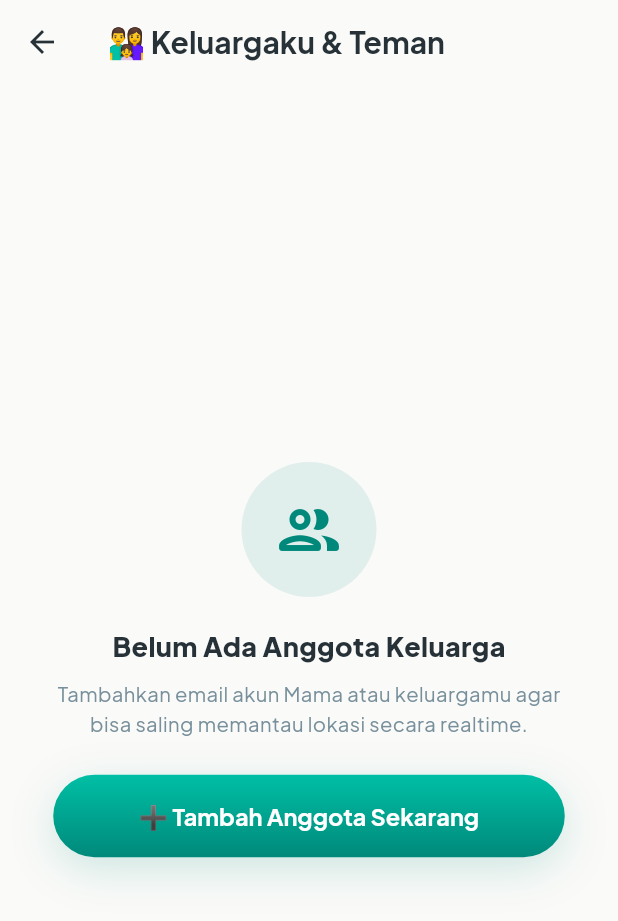
After one commit to awand795/FamLoc, a Flutter app: the MapHomeScreen screen opened by its route, after a tap on the "people alt" icon, on a phone screen of 412 x 824 dp. The commit adds this screen. Shown: the top 921 px of the screen. Run offline on Flutter 3.47's test engine with Material 3 defaults, Android fonts, the phone set to English and light mode, and no system bars; our stand-ins replace battery_plus, flutter_map, geolocator, google_fonts, image_picker, latlong2 and 2 more; missing offline and left inert: workmanager; accounts and stored records are empty.

Commit message:
feat: add publishable key, family management with unfriend feature, and Supabase keep-alive workflow

```diff
--- /dev/null
+++ b/apps/mobile/lib/screens/family_screen.dart
@@ -0,0 +1,243 @@
+import 'package:flutter/material.dart';
+import '../supabase_service.dart';
+import '../theme.dart';
+
+class FamilyScreen extends StatefulWidget {
+  const FamilyScreen({super.key});
+
+  @override
+  State<FamilyScreen> createState() => _FamilyScreenState();
+}
+
+class _FamilyScreenState extends State<FamilyScreen> {
+  List<UserProfile> _friends = [];
+  bool _loading = true;
+
+  @override
+  void initState() {
+    super.initState();
+    _loadFriends();
+  }
+
+  Future<void> _loadFriends() async {
+    setState(() => _loading = true);
+    try {
+      final list = await SupabaseService.getFriends();
+      if (!mounted) return;
+      setState(() {
+        _friends = list;
+        _loading = false;
+      });
+    } catch (e) {
+      if (mounted) setState(() => _loading = false);
+    }
+  }
+
+  void _showAddFriendDialog() {
+    final emailCtrl = TextEditingController();
+    showDialog(
+      context: context,
+      builder: (ctx) => AlertDialog(
+        shape: RoundedRectangleBorder(borderRadius: BorderRadius.circular(FamRadius.card)),
+        title: const Text('➕ Tambah Keluarga / Teman'),
+        content: Column(
+          mainAxisSize: MainAxisSize.min,
+          crossAxisAlignment: CrossAxisAlignment.start,
+          children: [
+            const Text(
+              'Masukkan email yang sudah didaftarkan oleh anggota keluarga atau temanmu:',
+              style: TextStyle(fontSize: 13, color: FamColors.muted),
+            ),
+            const SizedBox(height: 14),
+            TextField(
+              controller: emailCtrl,
+              keyboardType: TextInputType.emailAddress,
+              decoration: InputDecoration(
+                labelText: 'Email anggota keluarga',
+                prefixIcon: const Icon(Icons.alternate_email_rounded),
+                border: OutlineInputBorder(borderRadius: BorderRadius.circular(14)),
+              ),
+            ),
+          ],
+        ),
+        actions: [
+          TextButton(
+            onPressed: () => Navigator.pop(ctx),
+            child: const Text('Batal'),
+          ),
+          FilledButton(
+            style: FilledButton.styleFrom(backgroundColor: FamColors.primary),
+            onPressed: () async {
+              final email = emailCtrl.text.trim();
+              if (email.isEmpty) return;
+              Navigator.pop(ctx);
+              _addFriend(email);
+            },
+            child: const Text('Tambah'),
+          ),
+        ],
+      ),
+    );
+  }
+
+  Future<void> _addFriend(String email) async {
+    try {
+      await SupabaseService.addFriendByEmail(email);
+      _loadFriends();
+      if (!mounted) return;
+      ScaffoldMessenger.of(context).showSnackBar(
+        const SnackBar(behavior: SnackBarBehavior.floating, content: Text('Berhasil ditambahkan ke keluarga! 🎉')),
+      );
+    } catch (e) {
+      if (!mounted) return;
+      ScaffoldMessenger.of(context).showSnackBar(
+        SnackBar(behavior: SnackBarBehavior.floating, content: Text(e.toString().replaceAll('Exception: ', ''))),
+      );
+    }
+  }
+
+  Future<void> _confirmRemoveFriend(UserProfile friend) async {
+    final confirm = await showDialog<bool>(
+      context: context,
+      builder: (ctx) => AlertDialog(
+        shape: RoundedRectangleBorder(borderRadius: BorderRadius.circular(FamRadius.card)),
+        title: Text('Hapus ${friend.name}?'),
+        content: Text(
+          'Kalian tidak akan lagi bisa saling melihat lokasi di peta setelah dihapus.',
+          style: const TextStyle(fontSize: 13.5, color: FamColors.muted),
+        ),
+        actions: [
+          TextButton(
+            onPressed: () => Navigator.pop(ctx, false),
+            child: const Text('Batal'),
+          ),
+          FilledButton(
+            style: FilledButton.styleFrom(backgroundColor: FamColors.danger),
+            onPressed: () => Navigator.pop(ctx, true),
+            child: const Text('Hapus'),
+          ),
+        ],
+      ),
+    );
+
+    if (confirm == true) {
+      try {
+        await SupabaseService.removeFriend(friend.id);
+        _loadFriends();
+        if (!mounted) return;
+        ScaffoldMessenger.of(context).showSnackBar(
+          SnackBar(behavior: SnackBarBehavior.floating, content: Text('${friend.name} berhasil dihapus')),
+        );
+      } catch (e) {
+        if (!mounted) return;
+        ScaffoldMessenger.of(context).showSnackBar(
+          SnackBar(behavior: SnackBarBehavior.floating, content: Text('Gagal menghapus: $e')),
+        );
+      }
+    }
+  }
+
+  @override
+  Widget build(BuildContext context) {
+    return Scaffold(
+      appBar: AppBar(
+        title: const Text('👨‍👩‍👧 Keluargaku & Teman'),
+      ),
+      body: _loading
+          ? const Center(child: CircularProgressIndicator())
+          : _friends.isEmpty
+              ? Center(
+                  child: Padding(
+                    padding: const EdgeInsets.all(32),
+                    child: Column(
+                      mainAxisAlignment: MainAxisAlignment.center,
+                      children: [
+                        Container(
+                          width: 90,
+                          height: 90,
+                          decoration: BoxDecoration(
+                            color: FamColors.primary.withValues(alpha: 0.1),
+                            shape: BoxShape.circle,
+                          ),
+                          child: const Icon(Icons.people_outline_rounded, size: 48, color: FamColors.primary),
+                        ),
+                        const SizedBox(height: 20),
+                        const Text(
+                          'Belum Ada Anggota Keluarga',
+                          style: TextStyle(fontSize: 18, fontWeight: FontWeight.w800),
+                        ),
+                        const SizedBox(height: 8),
+                        const Text(
+                          'Tambahkan email akun Mama atau keluargamu agar bisa saling memantau lokasi secara realtime.',
+                          textAlign: TextAlign.center,
+                          style: TextStyle(fontSize: 13.5, color: FamColors.muted, height: 1.5),
+                        ),
+                        const SizedBox(height: 24),
+                        GradientButton(
+                          label: '➕ Tambah Anggota Sekarang',
+                          onPressed: _showAddFriendDialog,
+                        ),
+                      ],
+                    ),
+                  ),
+                )
+              : ListView.separated(
+                  padding: const EdgeInsets.all(16),
+                  itemCount: _friends.length,
+                  separatorBuilder: (_, __) => const SizedBox(height: 10),
+                  itemBuilder: (ctx, idx) {
+                    final f = _friends[idx];
+                    return Container(
+                      padding: const EdgeInsets.all(14),
+                      decoration: BoxDecoration(
+                        color: Colors.white,
+                        borderRadius: BorderRadius.circular(FamRadius.card),
+                        boxShadow: FamColors.softShadow(opacity: 0.08),
+                      ),
+                      child: Row(
+                        children: [
+                          f.avatarUrl != null
+                              ? CircleAvatar(
+                                  radius: 24,
+                                  backgroundImage: NetworkImage(f.avatarUrl!),
+                                )
+                              : InitialAvatar(name: f.name, radius: 24),
+                          const SizedBox(width: 14),
+                          Expanded(
+                            child: Column(
+                              crossAxisAlignment: CrossAxisAlignment.start,
+                              children: [
+                                Text(
+                                  f.name,
+                                  style: const TextStyle(fontSize: 15, fontWeight: FontWeight.w700),
+                                ),
+                                const SizedBox(height: 2),
+                                Text(
+                                  f.email,
+                                  style: const TextStyle(fontSize: 12.5, color: FamColors.muted),
+                                ),
+                              ],
+                            ),
+                          ),
+                          IconButton(
+                            icon: const Icon(Icons.person_remove_rounded, color: FamColors.danger),
+                            tooltip: 'Hapus Teman',
+                            onPressed: () => _confirmRemoveFriend(f),
+                          ),
+                        ],
+                      ),
+                    );
+                  },
+                ),
+      floatingActionButton: _friends.isNotEmpty
+          ? FloatingActionButton.extended(
+              backgroundColor: FamColors.primary,
+              foregroundColor: Colors.white,
+              onPressed: _showAddFriendDialog,
+              icon: const Icon(Icons.person_add_rounded),
+              label: const Text('Tambah Anggota', style: TextStyle(fontWeight: FontWeight.w700)),
+            )
+          : null,
+    );
+  }
+}
--- a/apps/mobile/lib/screens/map_home.dart
+++ b/apps/mobile/lib/screens/map_home.dart
@@ -8,6 +8,7 @@ import 'package:latlong2/latlong.dart';
 import '../supabase_service.dart';
 import '../background_task.dart';
 import '../theme.dart';
+import 'family_screen.dart';
 import 'profile_screen.dart';
 
 /// Atribusi wajib tile OpenStreetMap — JANGAN dihapus.
@@ -184,7 +185,18 @@ class _MapHomeScreenState extends State<MapHomeScreen>
         title: Text('Halo, ${_me?.name ?? ''} 👋'),
         actions: [
           IconButton(
+            icon: const Icon(Icons.people_alt_rounded),
+            tooltip: 'Keluargaku & Teman',
+            onPressed: () async {
+              await Navigator.of(context).push(
+                MaterialPageRoute(builder: (_) => const FamilyScreen()),
+              );
+              _refreshLocations();
+            },
+          ),
+          IconButton(
             icon: const Icon(Icons.settings_rounded),
+            tooltip: 'Profil & Pengaturan',
             onPressed: () async {
               await Navigator.of(context).push(
                 MaterialPageRoute(builder: (_) => const ProfileScreen()),
--- a/apps/mobile/lib/supabase_service.dart
+++ b/apps/mobile/lib/supabase_service.dart
@@ -3,8 +3,7 @@ import 'package:flutter/foundation.dart';
 import 'package:supabase_flutter/supabase_flutter.dart';
 
 const String kSupabaseUrl = 'https://wcqxtwdbgxmcojllntuh.supabase.co';
-const String kSupabaseAnonKey =
-    'eyJhbGciOiJIUzI1NiIsInR5cCI6IkpXVCJ9.eyJpc3MiOiJzdXBhYmFzZSIsInJlZiI6IndjcXh0d2RiZ3htY29qbGxudHVoIiwicm9sZSI6ImFub24iLCJpYXQiOjE3ODgxNTU3NDQsImV4cCI6MjEwMzczMTc0NH0.lAUGMKhsXBOc0ItvhxnPVm8RW_Pc21VoiG6FCIRTHPI';
+const String kSupabasePublishableKey = 'sb_publishable_OzRbMlLljxLOWWZ3qVpk0A_Nef52nid';
 
 class UserProfile {
   final String id;
@@ -83,7 +82,7 @@ class SupabaseService {
   static Future<void> initialize() async {
     await Supabase.initialize(
       url: kSupabaseUrl,
-      publishableKey: kSupabaseAnonKey,
+      publishableKey: kSupabasePublishableKey,
       realtimeClientOptions: const RealtimeClientOptions(
         eventsPerSecond: 10,
       ),
@@ -158,6 +157,75 @@ class SupabaseService {
     return publicUrl;
   }
 
+  // ---- Friends / Family Management ----
+  static Future<List<UserProfile>> getFriends() async {
+    final user = currentUser;
+    if (user == null) return [];
+
+    final res = await client
+        .from('friendships')
+        .select('user_id_a, user_id_b')
+        .or('user_id_a.eq.${user.id},user_id_b.eq.${user.id}');
+
+    final friendIds = <String>[];
+    for (final row in (res as List)) {
+      final a = row['user_id_a'] as String;
+      final b = row['user_id_b'] as String;
+      friendIds.add(a == user.id ? b : a);
+    }
+
+    if (friendIds.isEmpty) return [];
+
+    final profilesRes = await client
+        .from('profiles')
+        .select()
+        .filter('id', 'in', friendIds);
+
+    return (profilesRes as List).map((p) => UserProfile.fromMap(p)).toList();
+  }
+
+  static Future<void> addFriendByEmail(String email) async {
+    final user = currentUser;
+    if (user == null) throw Exception('Silakan login terlebih dahulu');
+
+    final cleanEmail = email.trim().toLowerCase();
+    if (cleanEmail == (user.email ?? '').toLowerCase()) {
+      throw Exception('Tidak bisa menambahkan diri sendiri');
+    }
+
+    final targetProfile = await client
+        .from('profiles')
+        .select()
+        .ilike('email', cleanEmail)
+        .maybeSingle();
+
+    if (targetProfile == null) {
+      throw Exception('Pengguna dengan email $cleanEmail belum terdaftar');
+    }
+
+    final targetId = targetProfile['id'] as String;
+    final idA = user.id.compareTo(targetId) < 0 ? user.id : targetId;
+    final idB = user.id.compareTo(targetId) < 0 ? targetId : user.id;
+
+    await client.from('friendships').upsert({
+      'user_id_a': idA,
+      'user_id_b': idB,
+    });
+  }
+
+  static Future<void> removeFriend(String friendId) async {
+    final user = currentUser;
+    if (user == null) return;
+
+    final idA = user.id.compareTo(friendId) < 0 ? user.id : friendId;
+    final idB = user.id.compareTo(friendId) < 0 ? friendId : user.id;
+
+    await client
+        .from('friendships')
+        .delete()
+        .match({'user_id_a': idA, 'user_id_b': idB});
+  }
+
   // ---- Location Operations ----
   static Future<void> pushLocation({
     required double lat,
@@ -184,6 +252,13 @@ class SupabaseService {
 
   static Future<List<FamilyMemberLocation>> getFamilyLocations() async {
     final myId = currentUser?.id;
+    if (myId == null) return [];
+
+    // Ambil daftar teman yang terhubung
+    final friends = await getFriends();
+    final friendIds = friends.map((f) => f.id).toList();
+
+    // Query lokasi
     final res = await client
         .from('user_locations')
         .select('*, profiles(name, avatar_url, sharing_on)');
@@ -192,9 +267,13 @@ class SupabaseService {
     for (final row in (res as List)) {
       final profile = row['profiles'] as Map<String, dynamic>?;
       final sharingOn = profile?['sharing_on'] ?? true;
-      // Jangan tampilkan jika sharing dimatikan atau jika itu diri sendiri
-      if (sharingOn && row['user_id'] != myId) {
-        list.add(FamilyMemberLocation.fromMap(row));
+      final rowUserId = row['user_id'];
+
+      // Tampilkan jika sharing aktif, bukan diri sendiri, dan (jika ada teman terdaftar) masuk dalam daftar teman
+      if (sharingOn && rowUserId != myId) {
+        if (friendIds.isEmpty || friendIds.contains(rowUserId)) {
+          list.add(FamilyMemberLocation.fromMap(row));
+        }
       }
     }
     return list;
```
Also changed, not shown: 2 other files.
